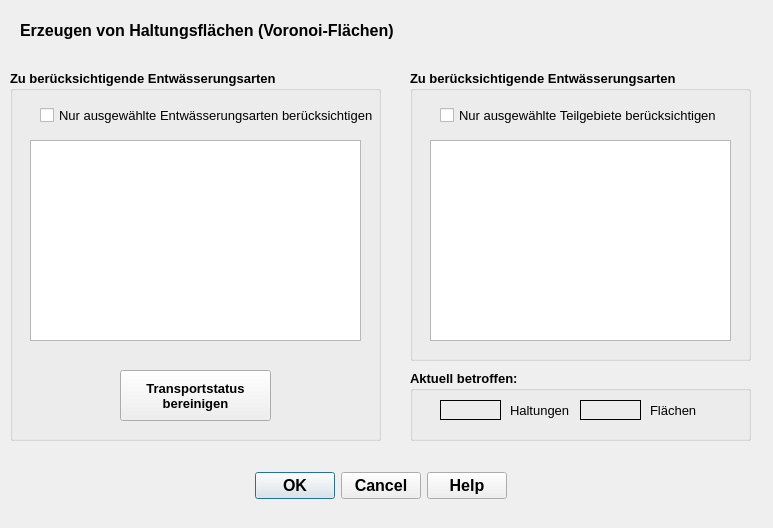
First picture: the form in qkan/surfaceTools/res/voronoiTool.ui, repository SonkeHoffmann/QKan-1, before the edit.
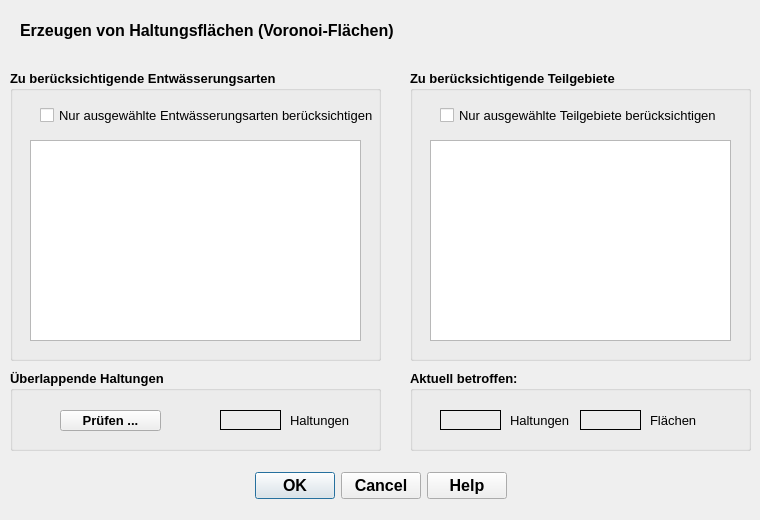
Second picture: the form after the edit. Icons and pictures are not drawn.

Commit message:
Voronoi verbessert
- Attribut "transport" ersetzt durch "rwanschluss"
- Prüfung überschneidender Flächen verbessert
- In Tabelle "Entwässerungsarten" 2 überflüssige Felder entfernt

What changed in the file:
```diff
--- a/qkan/surfaceTools/res/voronoiTool.ui
+++ b/qkan/surfaceTools/res/voronoiTool.ui
@@ -6,14 +6,14 @@
    <rect>
     <x>0</x>
     <y>0</y>
-    <width>773</width>
-    <height>528</height>
+    <width>760</width>
+    <height>520</height>
    </rect>
   </property>
   <property name="minimumSize">
    <size>
-    <width>690</width>
-    <height>430</height>
+    <width>760</width>
+    <height>520</height>
    </size>
   </property>
   <property name="windowTitle">
@@ -125,7 +125,7 @@
      <x>410</x>
      <y>370</y>
      <width>341</width>
-     <height>71</height>
+     <height>81</height>
     </rect>
    </property>
    <property name="font">
@@ -143,7 +143,7 @@
     <property name="geometry">
      <rect>
       <x>100</x>
-      <y>30</y>
+      <y>40</y>
       <width>81</width>
       <height>20</height>
      </rect>
@@ -173,7 +173,7 @@
     <property name="geometry">
      <rect>
       <x>30</x>
-      <y>30</y>
+      <y>40</y>
       <width>61</width>
       <height>20</height>
      </rect>
@@ -206,7 +206,7 @@
     <property name="geometry">
      <rect>
       <x>240</x>
-      <y>30</y>
+      <y>40</y>
       <width>81</width>
       <height>20</height>
      </rect>
@@ -236,7 +236,7 @@
     <property name="geometry">
      <rect>
       <x>170</x>
-      <y>30</y>
+      <y>40</y>
       <width>61</width>
       <height>20</height>
      </rect>
@@ -272,7 +272,7 @@
      <x>10</x>
      <y>70</y>
      <width>371</width>
-     <height>371</height>
+     <height>291</height>
     </rect>
    </property>
    <property name="font">
@@ -340,34 +340,6 @@
      <enum>QAbstractItemView::ExtendedSelection</enum>
     </property>
    </widget>
-   <widget class="QPushButton" name="pb_cleanup_transport">
-    <property name="geometry">
-     <rect>
-      <x>110</x>
-      <y>300</y>
-      <width>151</width>
-      <height>51</height>
-     </rect>
-    </property>
-    <property name="font">
-     <font>
-      <family>Tahoma</family>
-      <pointsize>10</pointsize>
-      <weight>75</weight>
-      <bold>true</bold>
-     </font>
-    </property>
-    <property name="toolTip">
-     <string>&lt;html&gt;&lt;head/&gt;&lt;body&gt;&lt;p&gt;Für alle Haltungen, deren Entwässerungsart für die Erzeugung &lt;span style=&quot; font-weight:600; text-decoration: underline;&quot;&gt;nicht&lt;/span&gt; ausgewählt sind (Auswahlliste oben), den Transportstatus auf undefiniert setzen (empfohlen).&lt;/p&gt;&lt;/body&gt;&lt;/html&gt;</string>
-    </property>
-    <property name="statusTip">
-     <string>Transportstatus bereinigen</string>
-    </property>
-    <property name="text">
-     <string>Transportstatus
-bereinigen</string>
-    </property>
-   </widget>
   </widget>
   <widget class="QGroupBox" name="groupBox_3">
    <property name="geometry">
@@ -387,7 +359,7 @@
     </font>
    </property>
    <property name="title">
-    <string>Zu berücksichtigende Entwässerungsarten</string>
+    <string>Zu berücksichtigende Teilgebiete</string>
    </property>
    <widget class="QCheckBox" name="cb_selTgbActive">
     <property name="geometry">
@@ -444,6 +416,117 @@
     </property>
    </widget>
   </widget>
+  <widget class="QGroupBox" name="groupBox_4">
+   <property name="geometry">
+    <rect>
+     <x>10</x>
+     <y>370</y>
+     <width>371</width>
+     <height>81</height>
+    </rect>
+   </property>
+   <property name="font">
+    <font>
+     <family>Tahoma</family>
+     <pointsize>10</pointsize>
+     <weight>75</weight>
+     <bold>true</bold>
+    </font>
+   </property>
+   <property name="title">
+    <string>Überlappende Haltungen</string>
+   </property>
+   <widget class="QLabel" name="label_5">
+    <property name="geometry">
+     <rect>
+      <x>280</x>
+      <y>40</y>
+      <width>81</width>
+      <height>21</height>
+     </rect>
+    </property>
+    <property name="font">
+     <font>
+      <family>Tahoma</family>
+      <pointsize>10</pointsize>
+      <weight>50</weight>
+      <bold>false</bold>
+     </font>
+    </property>
+    <property name="toolTip">
+     <string extracomment="Anzahl der abhängig von den Filteroptionen zu berücksichtigenden ganzen Flächen"/>
+    </property>
+    <property name="statusTip">
+     <string extracomment="Anzahl der abhängig von den Filteroptionen zu berücksichtigenden ganzen Flächen"/>
+    </property>
+    <property name="text">
+     <string>Haltungen</string>
+    </property>
+    <property name="alignment">
+     <set>Qt::AlignLeading|Qt::AlignLeft|Qt::AlignVCenter</set>
+    </property>
+   </widget>
+   <widget class="QLabel" name="lf_anzahl_ueberlappend">
+    <property name="geometry">
+     <rect>
+      <x>210</x>
+      <y>40</y>
+      <width>61</width>
+      <height>20</height>
+     </rect>
+    </property>
+    <property name="font">
+     <font>
+      <family>Tahoma</family>
+      <pointsize>10</pointsize>
+      <weight>75</weight>
+      <bold>true</bold>
+     </font>
+    </property>
+    <property name="toolTip">
+     <string extracomment="Anzahl der abhängig von den Filteroptionen zu berücksichtigenden Haltungen"/>
+    </property>
+    <property name="statusTip">
+     <string extracomment="Anzahl der abhängig von den Filteroptionen zu berücksichtigenden Haltungen"/>
+    </property>
+    <property name="frameShape">
+     <enum>QFrame::Panel</enum>
+    </property>
+    <property name="text">
+     <string/>
+    </property>
+    <property name="alignment">
+     <set>Qt::AlignRight|Qt::AlignTrailing|Qt::AlignVCenter</set>
+    </property>
+   </widget>
+   <widget class="QPushButton" name="pb_ueberlappende_haltungen">
+    <property name="geometry">
+     <rect>
+      <x>50</x>
+      <y>40</y>
+      <width>101</width>
+      <height>21</height>
+     </rect>
+    </property>
+    <property name="font">
+     <font>
+      <family>Tahoma</family>
+      <pointsize>10</pointsize>
+      <weight>75</weight>
+      <bold>true</bold>
+     </font>
+    </property>
+    <property name="toolTip">
+     <string>&lt;html&gt;&lt;head/&gt;&lt;body&gt;&lt;p&gt;Für alle Haltungen, deren Entwässerungsart für die Erzeugung &lt;span style=&quot; font-weight:600; text-decoration: underline;&quot;&gt;nicht&lt;/span&gt; ausgewählt sind (Auswahlliste oben), den Transportstatus auf undefiniert setzen (empfohlen).&lt;/p&gt;&lt;/body&gt;&lt;/html&gt;</string>
+    </property>
+    <property name="statusTip">
+     <string>Transportstatus bereinigen</string>
+    </property>
+    <property name="text">
+     <string>Prüfen ...</string>
+    </property>
+   </widget>
+  </widget>
  </widget>
  <resources/>
  <connections>
```
The commit also changes 29 other files.
